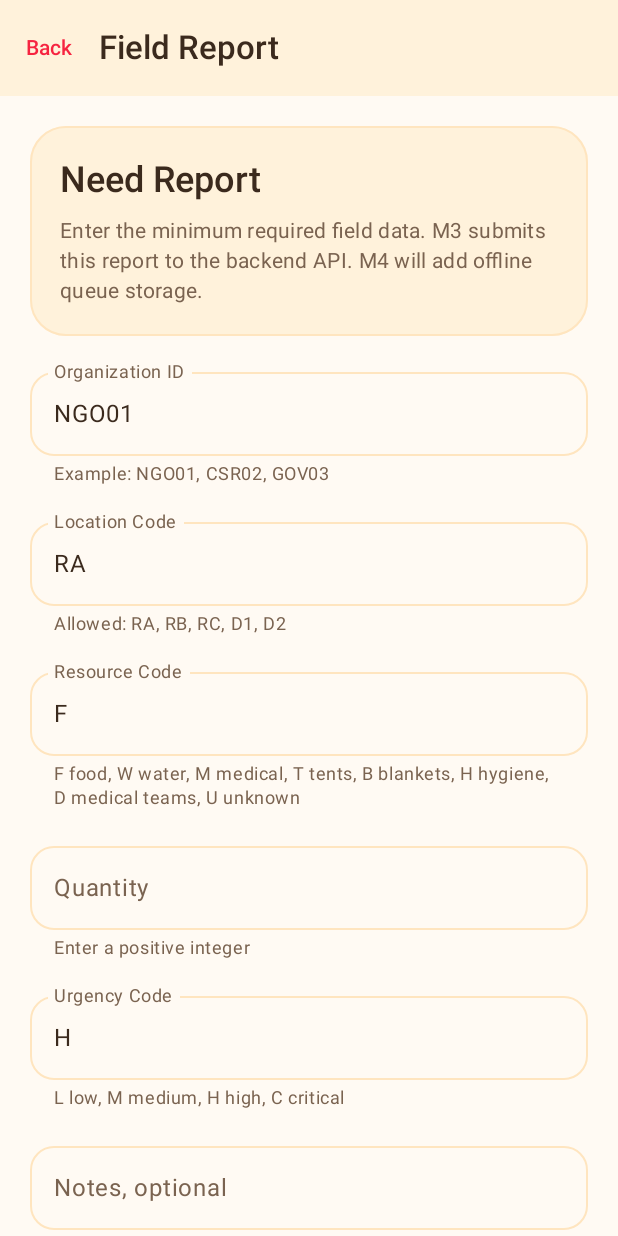
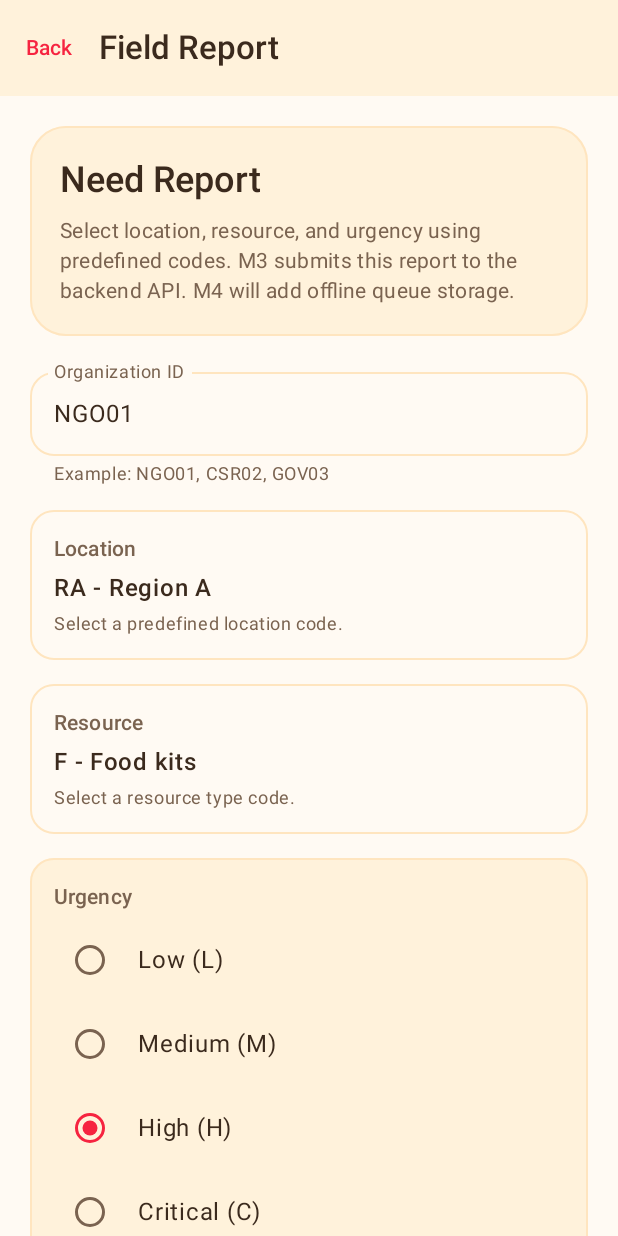
Before and after one commit to AbinavDWH/PACT, an Android app built with Jetpack Compose: the screen it shows after launch (MainActivity), after a tap on "Field Report", on a phone screen of 412 x 824 dp. Run offline under Robolectric (Android 15) with nearby library versions, the light colour scheme and no system bars.

Commit message:
modified:   android/app/src/main/java/org/humanitarian/fieldapp/ui/FieldReportScreen.kt

```diff
--- a/android/app/src/main/java/org/humanitarian/fieldapp/ui/FieldReportScreen.kt
+++ b/android/app/src/main/java/org/humanitarian/fieldapp/ui/FieldReportScreen.kt
@@ -1,15 +1,19 @@
 package org.humanitarian.fieldapp.ui
 
 import androidx.compose.foundation.BorderStroke
+import androidx.compose.foundation.clickable
 import androidx.compose.foundation.layout.Arrangement
+import androidx.compose.foundation.layout.Box
 import androidx.compose.foundation.layout.Column
 import androidx.compose.foundation.layout.PaddingValues
 import androidx.compose.foundation.layout.Row
+import androidx.compose.foundation.layout.Spacer
 import androidx.compose.foundation.layout.fillMaxSize
 import androidx.compose.foundation.layout.fillMaxWidth
 import androidx.compose.foundation.layout.height
 import androidx.compose.foundation.layout.padding
 import androidx.compose.foundation.layout.size
+import androidx.compose.foundation.layout.width
 import androidx.compose.foundation.rememberScrollState
 import androidx.compose.foundation.shape.RoundedCornerShape
 import androidx.compose.foundation.text.KeyboardOptions
@@ -17,10 +21,14 @@ import androidx.compose.foundation.verticalScroll
 import androidx.compose.material3.Button
 import androidx.compose.material3.ButtonDefaults
 import androidx.compose.material3.CircularProgressIndicator
+import androidx.compose.material3.DropdownMenu
+import androidx.compose.material3.DropdownMenuItem
 import androidx.compose.material3.ExperimentalMaterial3Api
 import androidx.compose.material3.MaterialTheme
 import androidx.compose.material3.OutlinedButton
 import androidx.compose.material3.OutlinedTextField
+import androidx.compose.material3.RadioButton
+import androidx.compose.material3.RadioButtonDefaults
 import androidx.compose.material3.Scaffold
 import androidx.compose.material3.Surface
 import androidx.compose.material3.Text
@@ -51,16 +59,43 @@ import org.humanitarian.fieldapp.ui.theme.PactSurface
 import org.humanitarian.fieldapp.ui.theme.PactTextPrimary
 import org.humanitarian.fieldapp.ui.theme.PactTextSecondary
 
-private val locationCodes = listOf("RA", "RB", "RC", "D1", "D2")
-private val resourceCodes = listOf("F", "W", "M", "T", "B", "H", "D", "U")
-private val urgencyCodes = listOf("L", "M", "H", "C")
+private data class CodeOption(
+    val code: String,
+    val label: String
+)
+
+private val locationOptions = listOf(
+    CodeOption("RA", "Region A"),
+    CodeOption("RB", "Region B"),
+    CodeOption("RC", "Region C"),
+    CodeOption("D1", "District North"),
+    CodeOption("D2", "District South")
+)
+
+private val resourceOptions = listOf(
+    CodeOption("F", "Food kits"),
+    CodeOption("W", "Water kits"),
+    CodeOption("M", "Medical kits"),
+    CodeOption("T", "Tents"),
+    CodeOption("B", "Blankets"),
+    CodeOption("H", "Hygiene kits"),
+    CodeOption("D", "Medical teams"),
+    CodeOption("U", "Unknown")
+)
+
+private val urgencyOptions = listOf(
+    CodeOption("L", "Low"),
+    CodeOption("M", "Medium"),
+    CodeOption("H", "High"),
+    CodeOption("C", "Critical")
+)
 
 private fun submitReport(report: FieldReport): Boolean {
     return report.organizationId.isNotBlank() &&
-        report.locationCode in locationCodes &&
-        report.resourceCode in resourceCodes &&
+        locationOptions.any { it.code == report.locationCode } &&
+        resourceOptions.any { it.code == report.resourceCode } &&
         report.quantity > 0 &&
-        report.urgencyCode in urgencyCodes
+        urgencyOptions.any { it.code == report.urgencyCode }
 }
 
 @OptIn(ExperimentalMaterial3Api::class)
@@ -178,7 +213,7 @@ fun FieldReportScreen(
                             color = PactTextPrimary
                         )
                         Text(
-                            text = "Enter the minimum required field data. M3 submits this report to the backend API. M4 will add offline queue storage.",
+                            text = "Select location, resource, and urgency using predefined codes. M3 submits this report to the backend API. M4 will add offline queue storage.",
                             style = MaterialTheme.typography.bodyMedium,
                             color = PactTextSecondary
                         )
@@ -195,26 +230,25 @@ fun FieldReportScreen(
                     modifier = Modifier.fillMaxWidth()
                 )
 
-                OutlinedTextField(
-                    value = locationCode,
-                    onValueChange = { locationCode = it.uppercase() },
-                    label = { Text("Location Code") },
-                    supportingText = { Text("Allowed: RA, RB, RC, D1, D2") },
-                    singleLine = true,
-                    shape = RoundedCornerShape(16.dp),
-                    modifier = Modifier.fillMaxWidth()
+                CodeDropdown(
+                    label = "Location",
+                    options = locationOptions,
+                    selectedCode = locationCode,
+                    onCodeSelected = { locationCode = it },
+                    supportingText = "Select a predefined location code."
                 )
 
-                OutlinedTextField(
-                    value = resourceCode,
-                    onValueChange = { resourceCode = it.uppercase() },
-                    label = { Text("Resource Code") },
-                    supportingText = {
-                        Text("F food, W water, M medical, T tents, B blankets, H hygiene, D medical teams, U unknown")
-                    },
-                    singleLine = true,
-                    shape = RoundedCornerShape(16.dp),
-                    modifier = Modifier.fillMaxWidth()
+                CodeDropdown(
+                    label = "Resource",
+                    options = resourceOptions,
+                    selectedCode = resourceCode,
+                    onCodeSelected = { resourceCode = it },
+                    supportingText = "Select a resource type code."
+                )
+
+                UrgencyRadioGroup(
+                    selectedCode = urgencyCode,
+                    onCodeSelected = { urgencyCode = it }
                 )
 
                 OutlinedTextField(
@@ -233,16 +267,6 @@ fun FieldReportScreen(
                 )
 
                 OutlinedTextField(
-                    value = urgencyCode,
-                    onValueChange = { urgencyCode = it.uppercase() },
-                    label = { Text("Urgency Code") },
-                    supportingText = { Text("L low, M medium, H high, C critical") },
-                    singleLine = true,
-                    shape = RoundedCornerShape(16.dp),
-                    modifier = Modifier.fillMaxWidth()
-                )
-
-                OutlinedTextField(
                     value = notes,
                     onValueChange = { notes = it },
                     label = { Text("Notes, optional") },
@@ -254,7 +278,7 @@ fun FieldReportScreen(
 
                 if (showError) {
                     Text(
-                        text = "Please fill all required fields with valid codes and a positive quantity.",
+                        text = "Please fill all required fields with valid selections and a positive quantity.",
                         color = PactPrimary,
                         style = MaterialTheme.typography.bodyMedium,
                         fontWeight = FontWeight.Medium
@@ -291,6 +315,131 @@ fun FieldReportScreen(
                         text = "Submit Field Report",
                         style = MaterialTheme.typography.titleMedium,
                         fontWeight = FontWeight.SemiBold
+                    )
+                }
+            }
+        }
+    }
+}
+
+@Composable
+private fun CodeDropdown(
+    label: String,
+    options: List<CodeOption>,
+    selectedCode: String,
+    onCodeSelected: (String) -> Unit,
+    supportingText: String
+) {
+    var expanded by remember { mutableStateOf(false) }
+
+    val selectedOption = options.firstOrNull { it.code == selectedCode }
+
+    val displayValue = selectedOption?.let {
+        "${it.code} - ${it.label}"
+    } ?: "Select"
+
+    Box(
+        modifier = Modifier.fillMaxWidth()
+    ) {
+        Box(
+            modifier = Modifier
+                .fillMaxWidth()
+                .clickable { expanded = true }
+        ) {
+            Surface(
+                modifier = Modifier.fillMaxWidth(),
+                shape = RoundedCornerShape(16.dp),
+                color = PactBackground,
+                border = BorderStroke(1.dp, PactAccent)
+            ) {
+                Column(
+                    modifier = Modifier.padding(16.dp),
+                    verticalArrangement = Arrangement.spacedBy(4.dp)
+                ) {
+                    Text(
+                        text = label,
+                        style = MaterialTheme.typography.labelLarge,
+                        color = PactTextSecondary
+                    )
+
+                    Text(
+                        text = displayValue,
+                        style = MaterialTheme.typography.bodyLarge,
+                        fontWeight = FontWeight.Medium,
+                        color = PactTextPrimary
+                    )
+
+                    Text(
+                        text = supportingText,
+                        style = MaterialTheme.typography.bodySmall,
+                        color = PactTextSecondary
+                    )
+                }
+            }
+        }
+
+        DropdownMenu(
+            expanded = expanded,
+            onDismissRequest = { expanded = false }
+        ) {
+            options.forEach { option ->
+                DropdownMenuItem(
+                    text = {
+                        Text("${option.code} - ${option.label}")
+                    },
+                    onClick = {
+                        onCodeSelected(option.code)
+                        expanded = false
+                    }
+                )
+            }
+        }
+    }
+}
+
+@Composable
+private fun UrgencyRadioGroup(
+    selectedCode: String,
+    onCodeSelected: (String) -> Unit
+) {
+    Surface(
+        modifier = Modifier.fillMaxWidth(),
+        shape = RoundedCornerShape(16.dp),
+        color = PactSurface,
+        border = BorderStroke(1.dp, PactAccent)
+    ) {
+        Column(
+            modifier = Modifier.padding(16.dp),
+            verticalArrangement = Arrangement.spacedBy(8.dp)
+        ) {
+            Text(
+                text = "Urgency",
+                style = MaterialTheme.typography.labelLarge,
+                color = PactTextSecondary
+            )
+
+            urgencyOptions.forEach { option ->
+                Row(
+                    modifier = Modifier.fillMaxWidth(),
+                    verticalAlignment = Alignment.CenterVertically
+                ) {
+                    RadioButton(
+                        selected = selectedCode == option.code,
+                        onClick = {
+                            onCodeSelected(option.code)
+                        },
+                        colors = RadioButtonDefaults.colors(
+                            selectedColor = PactPrimary,
+                            unselectedColor = PactTextSecondary
+                        )
+                    )
+
+                    Spacer(modifier = Modifier.width(8.dp))
+
+                    Text(
+                        text = "${option.label} (${option.code})",
+                        style = MaterialTheme.typography.bodyLarge,
+                        color = PactTextPrimary
                     )
                 }
             }
```
